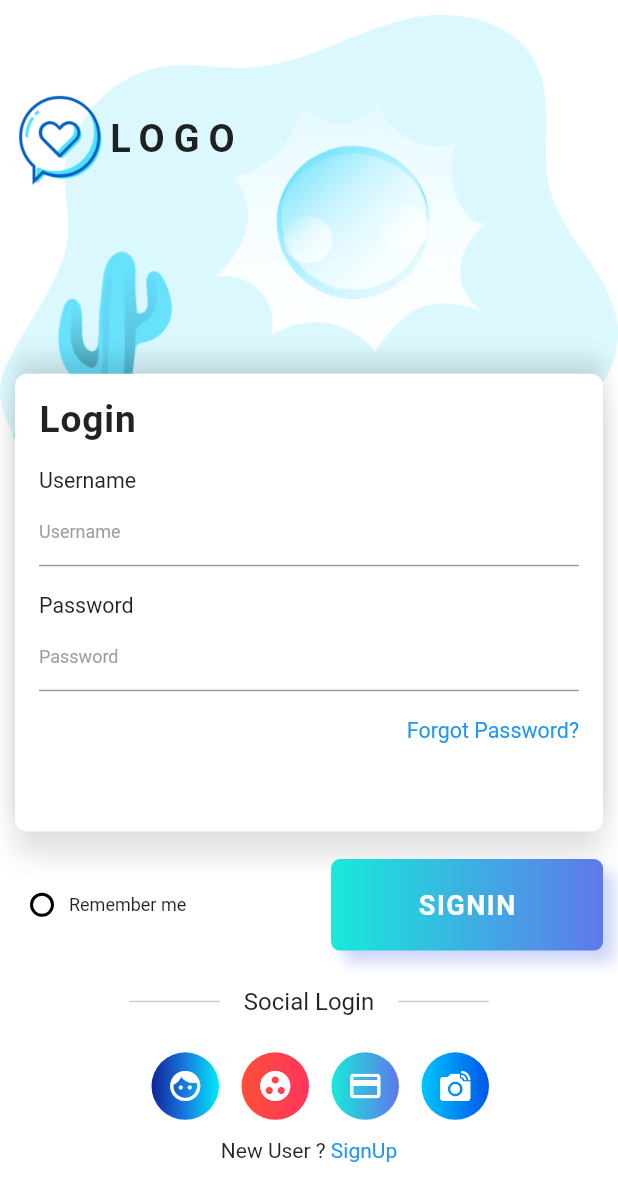
After one commit to QDMarkMan/flutter_shop_app, a Flutter app: the LoginApp screen opened directly, on a phone screen of 412 x 824 dp. The commit adds this screen. Shown: the top 1201 px of the screen. Run offline on Flutter 3.47's test engine with Material 2 defaults, Android fonts, the phone set to English and light mode, and no system bars; our stand-ins replace carousel_pro, dio, flutter_screenutil, flutter_spinkit, fluttertoast, shared_preferences; missing offline and left inert: amap_base, fluttery_seekbar; accounts and stored records are empty; Roboto replaces fonts that are missing (Poppins-Bold, Poppins-Medium).

Commit message:
新增登陆UI

```diff
--- /dev/null
+++ b/lib/pages/animate_page.dart
@@ -0,0 +1,135 @@
+/*
+ * @Author: etongfu
+ * @Email: 13583254085@163.com
+ * @Version:
+ * @Date: 2019-06-04 09:11:05
+ * @LastEditors: etongfu
+ * @LastEditTime: 2019-06-04 10:09:13
+ * @Description: 动画demo
+ * @youWant: add you want info here
+ */
+import 'package:flutter/material.dart';
+
+class AnimatePage extends StatelessWidget {
+  @override
+  Widget build(BuildContext context) {
+    return Scaffold(
+      appBar: AppBar(
+        title: Text('动画'),
+        elevation: 0,
+      ),
+      body: AnimateHome(),
+    );
+  }
+}
+
+class AnimateHome extends StatefulWidget {
+  AnimateHome({Key key}) : super(key: key);
+
+  _AnimateHomeState createState() => _AnimateHomeState();
+}
+
+class _AnimateHomeState extends State<AnimateHome> with TickerProviderStateMixin {
+
+  ///　AnimationController是一个特殊的Animation对象，在屏幕刷新的每一帧，就会生成一个新的值。默认情况下，
+  /// AnimationController在给定的时间段内会线性的生成从0.0到1.0的数字
+  AnimationController animationController;
+  Animation animation;
+  Animation animationColor;
+  // 曲线动画
+  CurvedAnimation curve;
+
+  @override
+  void initState() {
+    // TODO: implement initState
+    super.initState();
+    // 动画对象
+    animationController = AnimationController(
+      /* value: 30,
+      lowerBound: 0,
+      upperBound: 60, */
+      duration: Duration(milliseconds: 1000),
+      vsync: this
+    );
+    // 监听动画
+    /* animationController.addListener(() {
+      print('${animationController.value}');
+      // 这里的作用是手动的去重建当前widget 下面我们使用AnimatedWidget去让他自动的重建
+      setState(() {
+
+      });
+    }); */
+    // 曲线动画
+    curve = CurvedAnimation(parent: animationController, curve: Curves.bounceInOut);
+
+    // 使用Tween 来代替AnimationController中的范围值
+    animation = Tween(
+      begin: 20.0,
+      end: 60.0,
+    ).animate(curve);
+    // 颜色动画
+    animationColor = ColorTween(
+      begin: Colors.red,
+      end: Colors.red[900]
+    ).animate(animationController);
+    // 执行动画
+    // animationController.forward();
+
+    animationController.addStatusListener((AnimationStatus status) {
+      print(status);
+    });
+  }
+
+  @override
+  void dispose() {
+    // TODO: implement dispose
+    super.dispose();
+    animationController.dispose();
+  }
+
+  @override
+  Widget build(BuildContext context) {
+    return Center(
+      child: AnimateHeart(
+        animations: [
+          animation,
+          animationColor
+        ],
+        controller: animationController,
+      ),
+    );
+  }
+}
+
+class AnimateHeart extends AnimatedWidget {
+
+  final List animations;
+  final AnimationController controller;
+
+  AnimateHeart({
+    this.animations,
+    this.controller
+  }): super(listenable: controller);
+
+
+  @override
+  Widget build(BuildContext context) {
+    // TODO: implement build
+    return IconButton(
+        icon: Icon(Icons.favorite),
+        iconSize: animations[0].value,
+        color: animations[1].value,
+        onPressed: () {
+          // 判断动画状态
+          switch (controller.status) {
+            case AnimationStatus.completed:
+              // 动画如果完成了那么倒退
+              controller.reverse();
+              break;
+            default:
+              controller.forward();
+          }
+        },
+      );
+  }
+}
--- /dev/null
+++ b/lib/pages/login_ui2.dart
@@ -0,0 +1,395 @@
+/*
+ * @Author: etongfu
+ * @Email: 13583254085@163.com
+ * @Version:
+ * @Date: 2019-06-04 10:10:39
+ * @LastEditors: etongfu
+ * @LastEditTime: 2019-06-04 13:51:44
+ * @Description:
+ * @youWant: add you want info here
+ */
+import 'package:flutter/material.dart';
+import 'package:flutter_screenutil/flutter_screenutil.dart';
+
+
+class LoginUI2 extends StatelessWidget {
+  @override
+  Widget build(BuildContext context) {
+    return LoginApp();
+  }
+}
+
+class LoginApp extends StatefulWidget {
+  @override
+  _LoginAppState createState() => _LoginAppState();
+}
+
+class _LoginAppState extends State<LoginApp> {
+
+  bool _isSelected = false;
+
+
+  void _radio() {
+    setState(() {
+      _isSelected = !_isSelected;
+    });
+  }
+
+  @override
+  Widget build(BuildContext context) {
+    // 初始化
+    ScreenUtil.instance = ScreenUtil.getInstance()..init(context);
+    ScreenUtil.instance = ScreenUtil(width: 750, height: 1350, allowFontScaling: true);
+
+    Widget _radioButton (bool isSelect) => Container(
+      width: 16,
+      height: 16,
+      padding: EdgeInsets.all(2),
+      decoration: BoxDecoration(
+        shape: BoxShape.circle,
+        border: Border.all(width: 2, color: Colors.black)
+      ),
+      child: isSelect ? Container(
+        width: double.infinity,
+        height: double.infinity,
+        decoration: BoxDecoration(
+          shape: BoxShape.circle,
+          color: Colors.black
+        ),
+      ) : Container()
+    );
+
+    // horizationline
+    Widget horizontalLine() => Padding(
+      padding: EdgeInsets.symmetric(horizontal: 16),
+      child: Container(
+        width: ScreenUtil.getInstance().setWidth(110),
+        height: 1,
+        color: Colors.black12.withOpacity(.2),
+      ),
+    );
+
+    return Scaffold(
+        backgroundColor: Colors.white,
+        resizeToAvoidBottomPadding: true,
+        body: Stack(
+          fit: StackFit.expand,
+          children: <Widget>[
+            Column(
+              crossAxisAlignment: CrossAxisAlignment.start,
+              children: <Widget>[
+                Padding(
+                  padding: EdgeInsets.only(top:10),
+                  child: Image.asset("images/sun.png"),
+
+                )
+                // Image.asset(name)
+              ],
+            ),
+            SingleChildScrollView(
+              child: Padding(
+                padding: EdgeInsets.only(top:60, left:10, right: 10),
+                child: Column(
+                  children: <Widget>[
+                    Row(
+                      children: <Widget>[
+                        Image.asset("images/logo.png",
+                          width: ScreenUtil.getInstance().setWidth(110),
+                          height:ScreenUtil.getInstance().setHeight(110),
+                        ),
+                        Text('LOGO', style: TextStyle (
+                          fontFamily: "Poppins-Bold",
+                          fontSize: ScreenUtil.getInstance().setSp(46),
+                          letterSpacing: 6,
+                          fontWeight: FontWeight.bold
+                        ))
+                      ],
+                    ),
+                    // 登陆框
+                    SizedBox(
+                      height: ScreenUtil.getInstance().setHeight(200),
+                    ),
+                    LoginCard(),
+                    SizedBox(
+                      height: ScreenUtil.getInstance().setHeight(30),
+                    ),
+                    // remember me
+                    Row(
+                      mainAxisAlignment: MainAxisAlignment.spaceBetween,
+                      children: <Widget>[
+                        Row(
+                          mainAxisAlignment: MainAxisAlignment.spaceEvenly,
+                          children: <Widget>[
+                            SizedBox(width: 10,),
+                            GestureDetector(
+                              onTap: _radio,
+                              child: _radioButton(_isSelected),
+                            ),
+                            SizedBox(width: 10,),
+                            Text('Remember me', style: TextStyle(
+                              fontSize: 12,
+                              fontFamily: "Poppins-Medium",
+                            ),),
+                          ],
+                        ),
+                        //
+                        InkWell(
+                          child: Container(
+                            width: ScreenUtil.getInstance().setWidth(330),
+                            height: ScreenUtil.getInstance().setHeight(100),
+                            decoration: BoxDecoration(
+                              gradient: LinearGradient(
+                                colors: [
+                                  Color(0xff17ead9),
+                                  Color(0xff6078ea),
+                                ]
+                              ),
+                              borderRadius: BorderRadius.circular(6),
+                              boxShadow: [
+                                BoxShadow(
+                                  color: Color(0xff6078ea).withOpacity(.3),
+                                  offset: Offset(8, 8),
+                                  blurRadius: 8
+                                )
+                              ]
+                            ),
+                            child: Material(
+                              color: Colors.transparent,
+                              child: InkWell(
+                                child: Center(
+                                  child: Text(
+                                    'SIGNIN',
+                                    style: TextStyle(
+                                      color: Colors.white,
+                                      fontFamily: "Poppins-Bold",
+                                      fontSize: 18,
+                                      letterSpacing: 1,
+                                      fontWeight: FontWeight.bold
+                                    )
+                                  ),
+                                ),
+                              ),
+                            )
+                          ),
+                        )
+                      ],
+                    ),
+                    SizedBox(
+                      height: ScreenUtil.getInstance().setHeight(40),
+                    ),
+                    Row(
+                      mainAxisAlignment: MainAxisAlignment.center,
+                      children: <Widget>[
+                        horizontalLine(),
+                        Text('Social Login', style: TextStyle(
+                          fontSize:16,
+                          fontFamily: "Poppins-Medium",
+                        ),),
+                        horizontalLine()
+                      ],
+                    ),
+                    SizedBox(
+                      height: ScreenUtil.getInstance().setHeight(40),
+                    ),
+                    Row(
+                      mainAxisAlignment: MainAxisAlignment.center,
+                      children: <Widget>[
+                        Socialcons(
+                          colors: [
+                            Color(0xff102397),
+                            Color(0xff187adf),
+                            Color(0xff00eaf8)
+                          ],
+                          iconData: Icons.face,
+                          onPressed: () {
+
+                          },
+                        ),
+                        Socialcons(
+                          colors: [
+                            Color(0xFFff4f38),
+                            Color(0xFFff355d)
+                          ],
+                          iconData: Icons.group_work,
+                          onPressed: () {
+
+                          },
+                        ),
+                        Socialcons(
+                          colors: [
+                            Color(0xFF17ead9),
+                            Color(0xFF6078ea)
+                          ],
+                          iconData: Icons.payment,
+                          onPressed: () {
+
+                          },
+                        ),
+                        Socialcons(
+                          colors: [
+                            Color(0xFF00c6fb),
+                            Color(0xFF0056ea)
+                          ],
+                          iconData: Icons.linked_camera,
+                          onPressed: () {
+
+                          },
+                        )
+                      ],
+                    ),
+                    SizedBox(
+                      height: ScreenUtil.getInstance().setHeight(20),
+                    ),
+                    Row(
+                      mainAxisAlignment: MainAxisAlignment.center,
+                      children: <Widget>[
+                        Text('New User ?',  style: TextStyle(
+                          fontFamily: "Poppins-Medium",
+                        ),),
+                        InkWell(
+                          child:  Text(' SignUp',  style: TextStyle(
+                          color: Colors.blue,
+                          fontFamily: "Poppins-Medium",
+                        ),),
+                        )
+                      ],
+                    )
+                  ],
+                ),
+              ),
+            )
+          ],
+        ),
+    );
+  }
+}
+/// 登陆卡片
+class LoginCard extends StatelessWidget {
+  @override
+  Widget build(BuildContext context) {
+    return Container(
+      height: ScreenUtil.getInstance().setHeight(500),
+      width: double.infinity,
+      decoration: BoxDecoration(
+        color: Colors.white,
+        borderRadius: BorderRadius.circular(8),
+        boxShadow: [
+          BoxShadow(
+            color: Colors.black12,
+            offset: Offset(0, 15),
+            blurRadius: 15
+          ),
+          BoxShadow(
+            color: Colors.black12,
+            offset: Offset(0, -10),
+            blurRadius: 10
+          )
+        ]
+      ),
+      child: Padding(
+        padding: EdgeInsets.only(top:16, left: 16, right:16),
+        child: Column(
+          crossAxisAlignment: CrossAxisAlignment.start,
+          children: <Widget>[
+            Text('Login', style: TextStyle(
+              fontFamily: "Poppins-Bold",
+              fontSize: ScreenUtil.getInstance().setSp(45),
+              letterSpacing: .6,
+              fontWeight: FontWeight.bold
+            )),
+            SizedBox(
+              height: ScreenUtil.getInstance().setHeight(30),
+            ),
+            Text('Username', style: TextStyle(
+              fontFamily: "Poppins-Medium",
+              fontSize: ScreenUtil.getInstance().setSp(26),
+            )),
+            TextField(
+              decoration: InputDecoration(
+                hintText: 'Username',
+                hintStyle: TextStyle(
+                  color: Colors.grey,
+                  fontSize: 12
+                )
+              ),
+            ),
+            SizedBox(
+              height: ScreenUtil.getInstance().setHeight(30),
+            ),
+            Text('Password', style: TextStyle(
+              fontFamily: "Poppins-Medium",
+              fontSize: ScreenUtil.getInstance().setSp(26),
+            )),
+            TextField(
+              obscureText: true,
+              decoration: InputDecoration(
+                hintText: 'Password',
+                hintStyle: TextStyle(
+                  color: Colors.grey,
+                  fontSize: 12
+                )
+              ),
+            ),
+            SizedBox(
+              height: ScreenUtil.getInstance().setHeight(30),
+            ),
+            Row(
+              mainAxisAlignment: MainAxisAlignment.end,
+              children: <Widget>[
+                Text('Forgot Password?', style:TextStyle(
+                  color: Colors.blue,
+                  fontFamily: "Poppins-Medium",
+                  fontSize: ScreenUtil.getInstance().setSp(26),
+                ),)
+              ],
+            )
+          ],
+        ),
+      ),
+    );
+  }
+}
+
+// 登陆Icons
+class Socialcons extends StatelessWidget {
+
+  final List<Color> colors;
+  final IconData iconData;
+  final Function onPressed;
+  Socialcons({
+    this.colors,
+    this.iconData,
+    this.onPressed
+  });
+
+  @override
+  Widget build(BuildContext context) {
+    return Padding(
+      padding: EdgeInsets.only(left: 15),
+      child: Container(
+        height: 45,
+        width: 45,
+        decoration: BoxDecoration(
+          shape: BoxShape.circle,
+          gradient: LinearGradient(
+            colors: colors,
+            tileMode: TileMode.clamp
+          )
+        ),
+        child: RawMaterialButton(
+          onPressed: onPressed,
+          shape: CircleBorder(),
+          child: Icon(iconData, color: Colors.white),
+        ),
+      ),
+    );
+  }
+}
+
+// icon数据
+class CustomIcons {
+  static const IconData twitter = IconData(0xe900, fontFamily: "CustomIcons");
+  static const IconData facebook = IconData(0xe901, fontFamily: "CustomIcons");
+  static const IconData google = IconData(0xe902, fontFamily: "CustomIcons");
+  static const IconData linkedin = IconData(0xe903, fontFamily: "CustomIcons");
+}
--- a/lib/pages/shop_page.dart
+++ b/lib/pages/shop_page.dart
@@ -10,7 +10,7 @@ class _ShopPageState extends State<ShopPage> {
   @override
   Widget build(BuildContext context) {
     return Container(
-       child: Text('Shop_shop'),
+      child: Text('Shop_shop'),
     );
   }
 }
--- a/lib/widgets/nav_drawer.dart
+++ b/lib/widgets/nav_drawer.dart
@@ -7,7 +7,8 @@ import 'package:shop_app/pages/login_page.dart';
 import 'package:shop_app/pages/map_page.dart';
 import 'package:shop_app/pages/android_page.dart';
 import 'package:shop_app/pages/music_view.dart';
-
+import 'package:shop_app/pages/animate_page.dart';
+import 'package:shop_app/pages/login_ui2.dart';
 
 
 class NavDrawer extends StatelessWidget {
@@ -17,7 +18,7 @@ class NavDrawer extends StatelessWidget {
 
     // 跳转页面
     void _jumpPage (Widget widget) {
-      Navigator.of(context).pushReplacement(
+      Navigator.of(context).push(
         CupertinoPageRoute(builder: (context) => widget)
       );
     }
@@ -66,15 +67,15 @@ class NavDrawer extends StatelessWidget {
             child: Divider(),
           ),
           InkWell(
-            child: ListTile(title: Text('Setting'), leading: Icon(Icons.settings, color: Colors.blue,)),
+            child: ListTile(title: Text('Animate'), leading: Icon(Icons.android, color: Colors.blue,)),
             onTap: () {
-
+              _jumpPage(AnimatePage());
             },
           ),
           InkWell(
-            child: ListTile(title: Text('Question'), leading: Icon(Icons.help, color: Colors.green,)),
+            child: ListTile(title: Text('LoginUI2'), leading: Icon(Icons.person, color: Colors.green,)),
             onTap: () {
-
+              _jumpPage(LoginUI2());
             },
           ),
           InkWell(
--- a/pubspec.yaml
+++ b/pubspec.yaml
@@ -28,6 +28,7 @@ dependencies:
   amap_base: ^0.3.5
   fluttery_seekbar: ^0.0.1
   # barcode_scan: ^0.0.4 # 二维码扫描
+  flutter_screenutil: ^0.5.2 # 屏幕适配
 
 
 
@@ -59,6 +60,9 @@ flutter:
   - images/01.png
   - images/02.png
   - images/03.png
+  - images/sun.png
+  - images/logo.png
+
   # 分类图片
   - images/cats/001.png
   - images/cats/002.png
```
Also changed, not shown: images/logo.png (added), images/sun.png (added), pubspec.lock.
